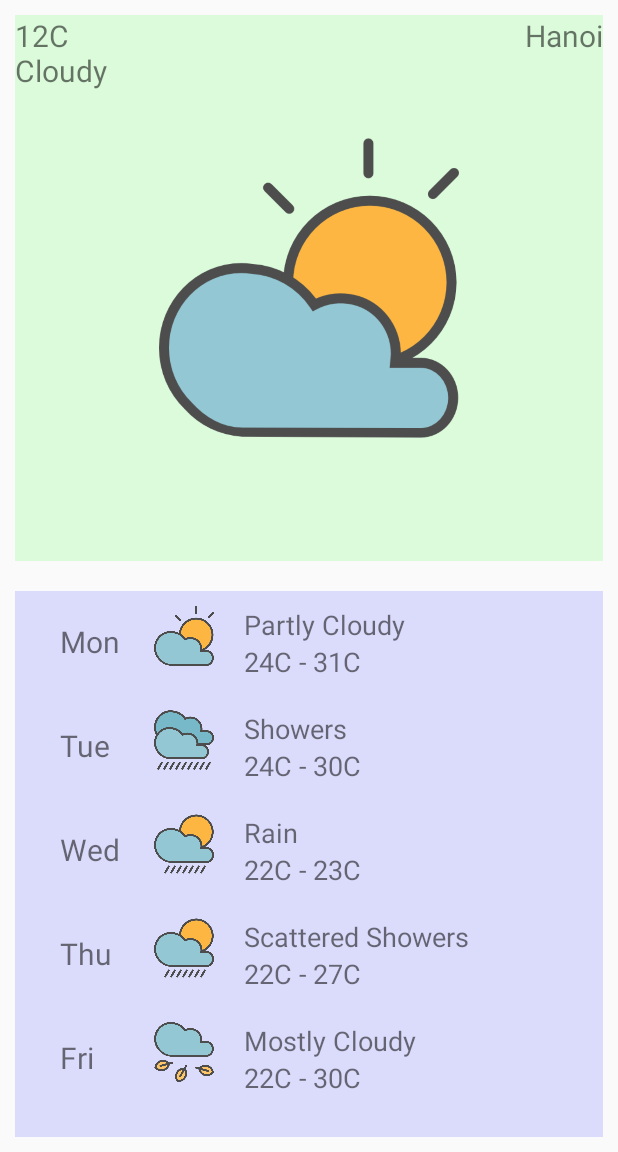
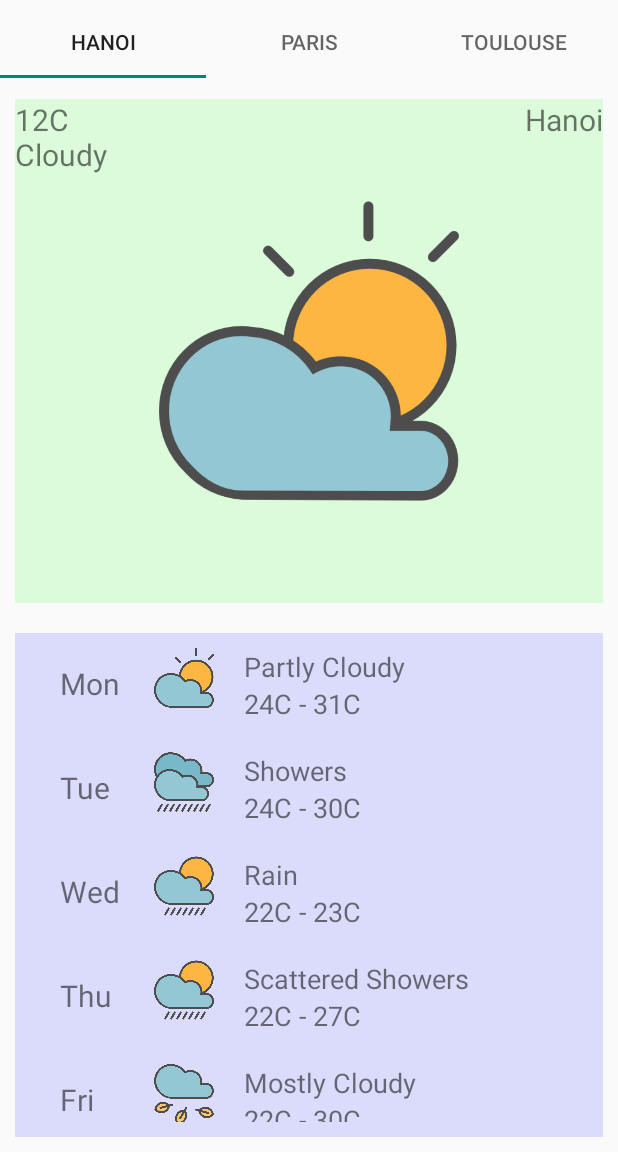
Before and after one commit to 9a24f0/androiddev2021, an Android app: the screen it shows after launch (WeatherActivity), on a phone screen of 412 x 824 dp, the part 84-1236 px from its top. Run offline under Robolectric (Android 15) with nearby library versions, the phone set to English and light mode, and no system bars.

Commit message:
Finish practical work 8 Add header to ViewPager using TabLayout

```diff
--- a/app/src/main/java/vn/edu/usth/vn/HomeFragmentPagerAdapter.java
+++ b/app/src/main/java/vn/edu/usth/vn/HomeFragmentPagerAdapter.java
@@ -6,7 +6,7 @@ import androidx.fragment.app.FragmentPagerAdapter;
 
 public class HomeFragmentPagerAdapter extends FragmentPagerAdapter {
     private final int PAGE_COUNT = 3;
-//    private String titles[] = new String[] { "Hanoi", "Paris", "Toulouse" };
+    private String titles[] = new String[] { "Hanoi", "Paris", "Toulouse" };
     public HomeFragmentPagerAdapter(FragmentManager fm) {
         super(fm);
     }
@@ -26,9 +26,9 @@ public class HomeFragmentPagerAdapter extends FragmentPagerAdapter {
         return new WeatherAndForecastFragment();
     }
 
-//    @Override
-//    public CharSequence getPageTitle(int page) {
-//        // returns a tab title corresponding to the specified page
-//        return titles[page];
-//    }
+    @Override
+    public CharSequence getPageTitle(int page) {
+        // returns a tab title corresponding to the specified page
+        return titles[page];
+    }
 }
--- a/app/src/main/java/vn/edu/usth/vn/WeatherAndForecastFragment.java
+++ b/app/src/main/java/vn/edu/usth/vn/WeatherAndForecastFragment.java
@@ -5,8 +5,6 @@ import android.view.LayoutInflater;
 import android.view.View;
 import android.view.ViewGroup;
 
-import androidx.annotation.NonNull;
-import androidx.annotation.Nullable;
 import androidx.fragment.app.Fragment;
 import androidx.fragment.app.FragmentTransaction;
 
@@ -22,8 +20,10 @@ public class WeatherAndForecastFragment extends Fragment {
     @Override
     public void onViewCreated(View view, Bundle savedInstanceState) {
         FragmentTransaction ft = getChildFragmentManager().beginTransaction();
+
         WeatherFragment weatherFragment = new WeatherFragment();
         ForecastFragment forecastFragment = new ForecastFragment();
+
         ft.add(R.id.page_fragment, weatherFragment, null);
         ft.add(R.id.page_fragment, forecastFragment, null);
         ft.commit();
--- a/app/src/main/res/layout/activity_weather.xml
+++ b/app/src/main/res/layout/activity_weather.xml
@@ -20,6 +20,13 @@
         android:layout_width="match_parent"
         android:layout_height="match_parent"
         android:id="@+id/pager">
-        <include layout="@layout/fragment_weather_and_forecast"/>
+
+        <com.google.android.material.tabs.TabLayout
+            android:id="@+id/pager_header"
+            android:layout_width="wrap_content"
+            android:layout_height="wrap_content"
+            android:layout_gravity="top"
+            android:paddingBottom="4dp"
+            android:paddingTop="4dp" />
     </androidx.viewpager.widget.ViewPager>
 </LinearLayout>
```
